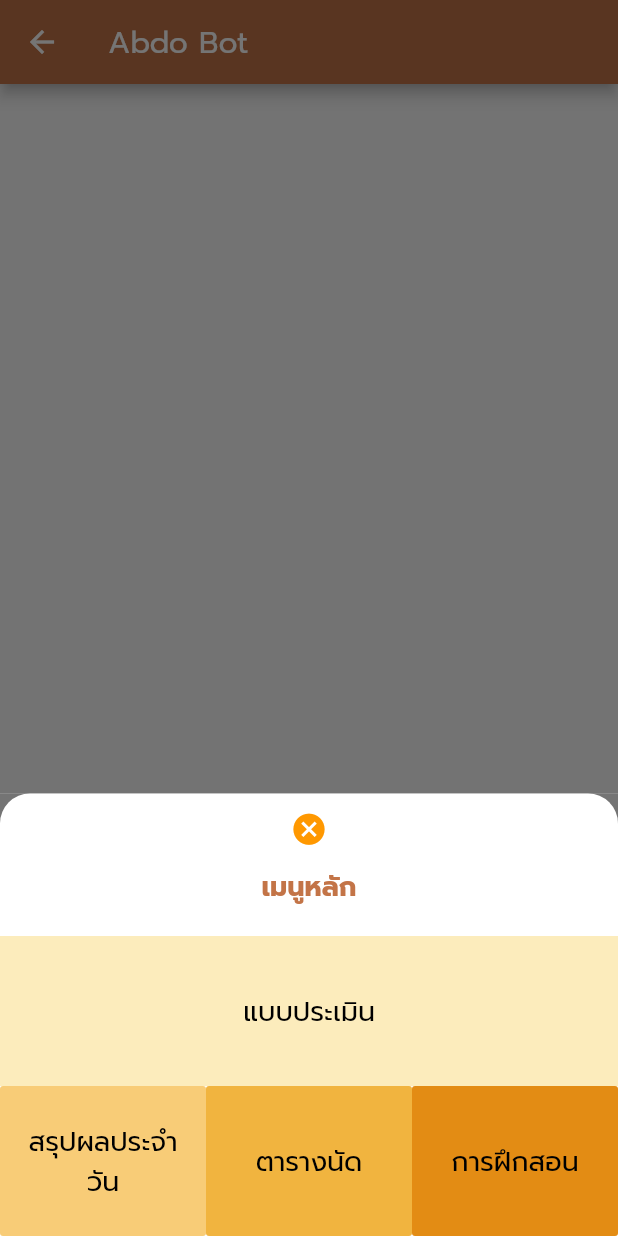
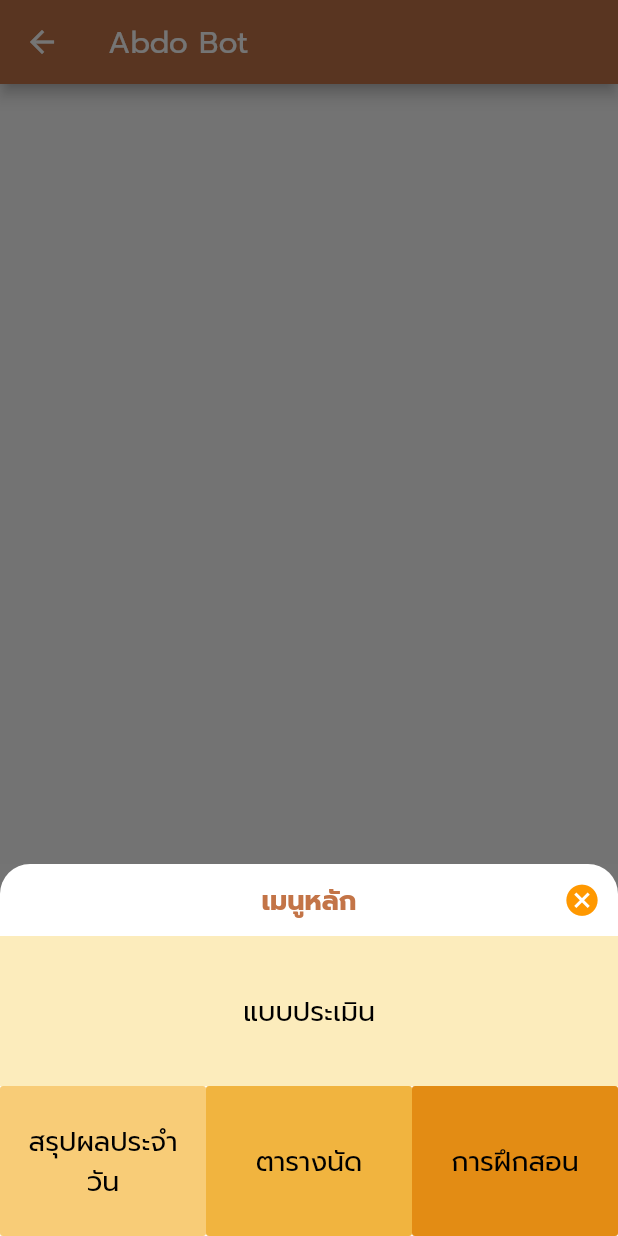
Before and after one commit to LaCare-KMUTT/AbdoCare, a Flutter app: the MyHomePage screen opened by its route, after a tap on "เมนูหลัก", on a phone screen of 412 x 824 dp. Run offline on Flutter 3.47's test engine with Material 2 defaults, Android fonts, the phone set to English and light mode, and no system bars; our stand-ins replace bubble, rflutter_alert; missing offline and left inert: flutter_dialogflow.

Commit message:
Change rich menu style

```diff
--- a/lib/pages/RichMenu.dart
+++ b/lib/pages/RichMenu.dart
@@ -20,7 +20,22 @@ class _RichMenuPageState extends State<RichMenuPage> {
           child: Column(
             crossAxisAlignment: CrossAxisAlignment.stretch,
             children: [
-              IconButton(
+              Column(
+                mainAxisSize: MainAxisSize.min,
+                crossAxisAlignment: CrossAxisAlignment.stretch,
+                children: [
+                  Stack(
+                    alignment: Alignment.center,
+                    children: [
+                      Align(
+                        alignment: Alignment.center,
+                        child: Text('เมนูหลัก',
+                            textAlign: TextAlign.center,
+                            style: Theme.of(context).textTheme.bodyText2),
+                      ),
+                      Align(
+                        alignment: Alignment.centerRight,
+                        child: IconButton(
                           icon: Icon(
                             Icons.cancel,
                             color: Colors.orange,
@@ -30,11 +45,10 @@ class _RichMenuPageState extends State<RichMenuPage> {
                             Navigator.of(context).pop();
                           },
                         ),
-              Padding(
-                padding: const EdgeInsets.only(bottom: 20),
-                child: Text('เมนูหลัก',
-                    textAlign: TextAlign.center,
-                    style: Theme.of(context).textTheme.bodyText2),
+                      )
+                    ],
+                  ),
+                ],
               ),
               FlatButton(
                 padding: EdgeInsets.only(top: 0),
```
Lines whose indentation alone changed are shown as unchanged.
